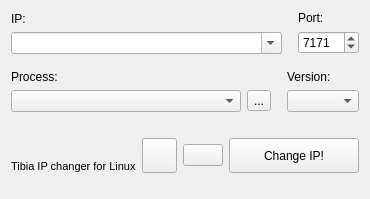
Above: ip-changer/mainwindow.ui from Google-Code-Fork/ip-changer before the change. Below: the same form after it.
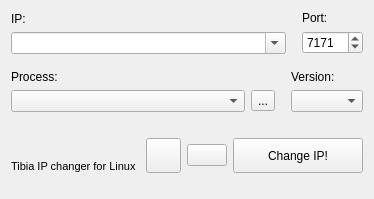
That is the form after the change. Icons and pictures are not drawn.

The edit to the form file:
```diff
--- a/ip-changer/mainwindow.ui
+++ b/ip-changer/mainwindow.ui
@@ -6,7 +6,7 @@
    <rect>
     <x>0</x>
     <y>0</y>
-    <width>370</width>
+    <width>374</width>
     <height>199</height>
    </rect>
   </property>
@@ -126,7 +126,7 @@
           <item>
            <widget class="QComboBox" name="comboBox_3">
             <property name="sizePolicy">
-             <sizepolicy hsizetype="Expanding" vsizetype="Fixed">
+             <sizepolicy hsizetype="Ignored" vsizetype="Fixed">
               <horstretch>0</horstretch>
               <verstretch>0</verstretch>
              </sizepolicy>
```
Left out of the diff: 14 changed lines with no effect on the pictures.
